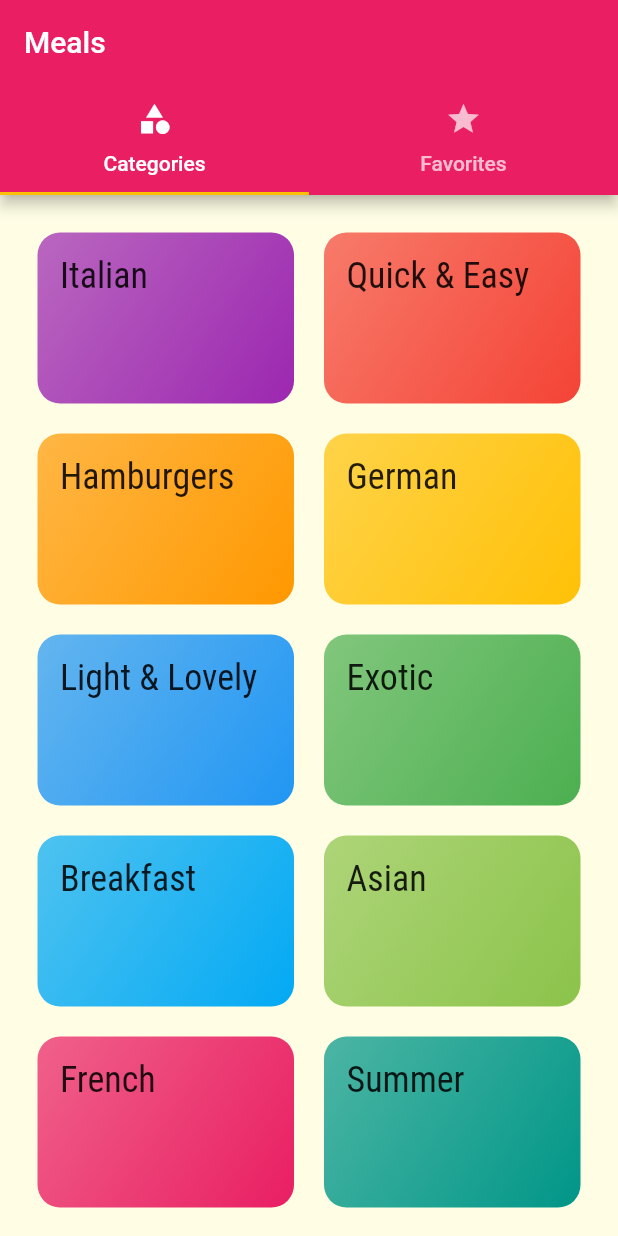
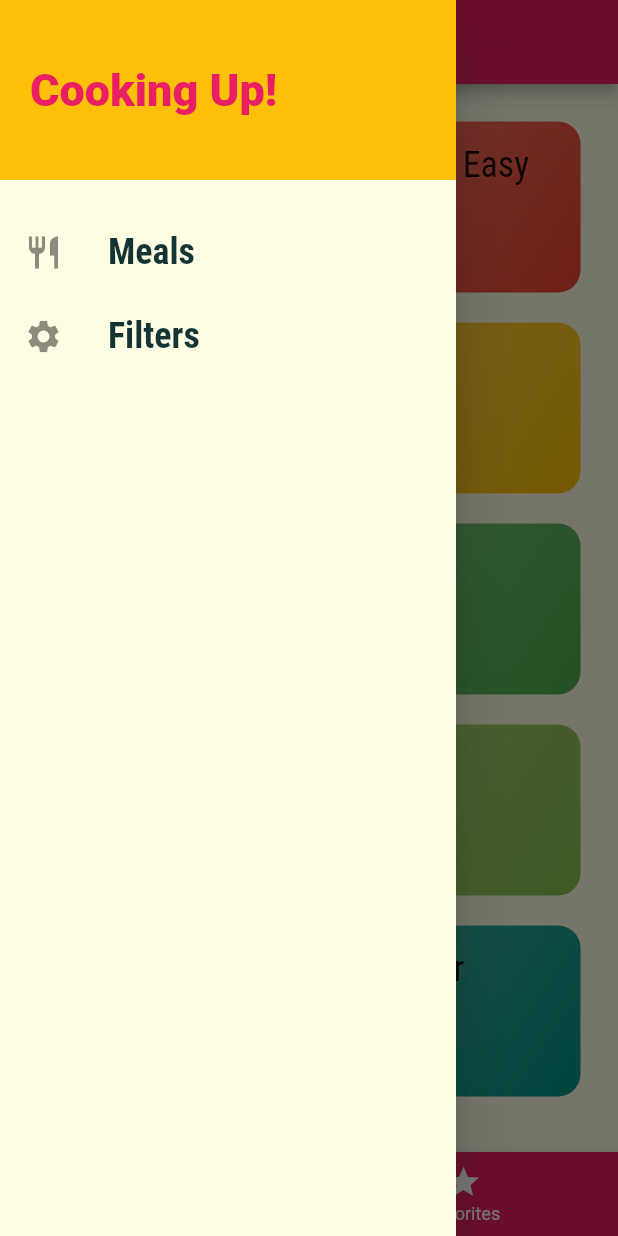
Before and after one commit to sayanmanik/FlutterProjects, a Flutter app: the screen it shows after launch, with the side drawer open (before the commit the screen has no drawer), on a phone screen of 412 x 824 dp. Run offline on Flutter 3.47's test engine with Material 2 defaults, Android fonts, the phone set to English and light mode, and no system bars; missing offline and left inert: dart:ffi; Roboto replaces fonts that are missing (Railway).

Commit message:
added drawer

```diff
--- a/meals_app/lib/main.dart
+++ b/meals_app/lib/main.dart
@@ -1,6 +1,7 @@
 import 'dart:ui';
 
 import 'package:flutter/material.dart';
+import 'package:meals_app/screens/filters_screen.dart';
 import 'package:meals_app/screens/meal_details_screen.dart';
 import 'package:meals_app/screens/tabs_screen.dart';
 
@@ -38,8 +39,9 @@ class MyApp extends StatelessWidget {
       //home: CategoriesScreen(),
       routes: {
         '/':(ctx)=>TabsScreen(),
-        CategoryMealsScreen.routeName:(ctx)=>CategoryMealsScreen(),
-        MealDetailsScreen.routeName:(ctx)=>MealDetailsScreen()
+        CategoryMealsScreen.routeName:(ctx)=> CategoryMealsScreen(),
+        MealDetailsScreen.routeName:(ctx)=> MealDetailsScreen(),
+        FiltersScreen.routeName:(ctx) => FiltersScreen()
       },
 
       onGenerateRoute: (settings) {
--- /dev/null
+++ b/meals_app/lib/screens/filters_screen.dart
@@ -0,0 +1,13 @@
+import 'package:flutter/material.dart';
+
+class FiltersScreen extends StatelessWidget {
+
+  static final routeName = '/filters_screen';
+
+  @override
+  Widget build(BuildContext context) {
+    return Center(
+      child: Text('Filters Screen!'),
+    );
+  }
+}
--- a/meals_app/lib/screens/tabs_screen.dart
+++ b/meals_app/lib/screens/tabs_screen.dart
@@ -1,36 +1,61 @@
 import 'package:flutter/material.dart';
-import 'package:meals_app/screens/categories_screen.dart';
-import 'package:meals_app/screens/favorites_screen.dart';
+import 'package:meals_app/widgets/main_drawer.dart';
 
-class TabsScreen extends StatelessWidget {
+import './favorites_screen.dart';
+import './categories_screen.dart';
+
+class TabsScreen extends StatefulWidget {
+  @override
+  _TabsScreenState createState() => _TabsScreenState();
+}
+
+class _TabsScreenState extends State<TabsScreen> {
+  final List<Map<String, Object>> _pages = [
+    {
+      'page': CategoriesScreen(),
+      'title': 'Categories',
+    },
+    {
+      'page': FavoriteScreen(),
+      'title': 'Your Favorite',
+    },
+  ];
+  int _selectedPageIndex = 0;
+
+  void _selectPage(int index) {
+    setState(() {
+      _selectedPageIndex = index;
+    });
+  }
+
   @override
   Widget build(BuildContext context) {
-    return DefaultTabController(
-      length: 2,
-      child: Scaffold(
-        appBar: AppBar(
-          title: Text('Meals'),
-          bottom: TabBar(
-            tabs: [
-              Tab(
-                icon: Icon(
-                  Icons.category
-                ),
-                text: 'Categories',
-              ),
-               Tab(
-                 icon: Icon(
-                   Icons.star
-                  ),
-                  text: 'Favorites',
-               )
-            ],
-            )
-        ),
-        body: TabBarView(children: [
-          CategoriesScreen(),
-          FavoriteScreen()
-        ]),
+    return Scaffold(
+      appBar: AppBar(
+        title: Text(_pages[_selectedPageIndex]['title']),
+      ),
+
+      drawer: MainDrawer(),
+      body: _pages[_selectedPageIndex]['page'],
+      bottomNavigationBar: BottomNavigationBar(
+        onTap: _selectPage,
+        backgroundColor: Theme.of(context).primaryColor,
+        unselectedItemColor: Colors.white,
+        selectedItemColor: Theme.of(context).accentColor,
+        currentIndex: _selectedPageIndex,
+        // type: BottomNavigationBarType.fixed,
+        items: [
+          BottomNavigationBarItem(
+            backgroundColor: Theme.of(context).primaryColor,
+            icon: Icon(Icons.category),
+            title: Text('Categories'),
+          ),
+          BottomNavigationBarItem(
+            backgroundColor: Theme.of(context).primaryColor,
+            icon: Icon(Icons.star),
+            title: Text('Favorites'),
+          ),
+        ],
       ),
     );
   }
--- /dev/null
+++ b/meals_app/lib/widgets/main_drawer.dart
@@ -0,0 +1,52 @@
+import 'package:flutter/material.dart';
+import 'package:meals_app/screens/filters_screen.dart';
+
+class MainDrawer extends StatelessWidget {
+  Widget buildTile(String title, IconData icon,Function function) {
+    return ListTile(
+      leading: Icon(icon, size: 26),
+      title: Text(title,
+          style: TextStyle(
+            fontFamily: 'RobotoCondensed',
+            fontSize: 24,
+            fontWeight: FontWeight.bold,
+          )),
+      onTap: function,
+    );
+  }
+
+  @override
+  Widget build(BuildContext context) {
+    return Drawer(
+        child: Column(
+      children: [
+        Container(
+          height: 120,
+          width: double.infinity,
+          padding: EdgeInsets.all(20),
+          alignment: Alignment.centerLeft,
+          color: Theme.of(context).accentColor,
+          child: Text('Cooking Up!',
+              style: TextStyle(
+                  fontWeight: FontWeight.w900,
+                  fontSize: 30,
+                  color: Theme.of(context).primaryColor)),
+        ),
+        SizedBox(height: 20),
+        buildTile(
+          'Meals',
+          Icons.restaurant,
+          (){
+            Navigator.of(context).pushNamed('/');
+        }),
+        buildTile(
+          'Filters',
+          Icons.settings,
+          (){
+            Navigator.of(context).pushNamed(FiltersScreen.routeName);
+          }
+        )
+      ],
+    ));
+  }
+}
```
